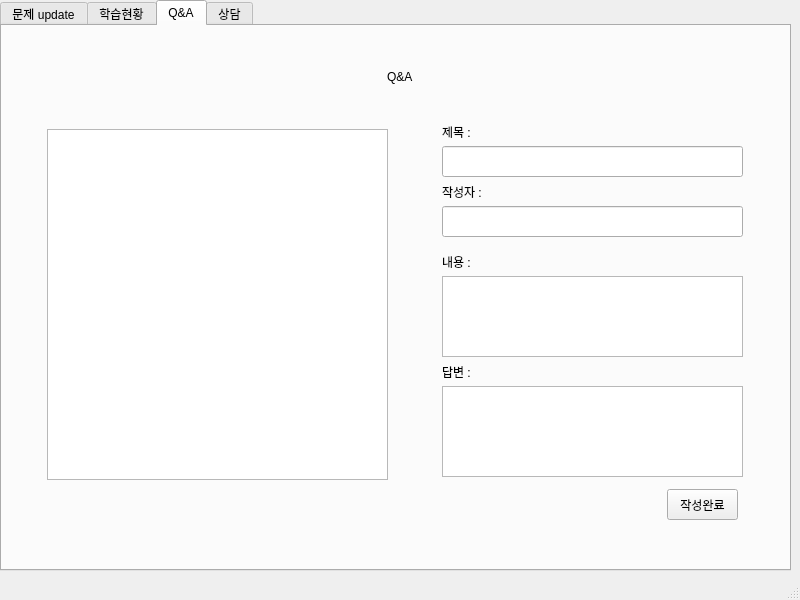
dustn011/EducationApplication, file teacher.ui: the form before one commit.
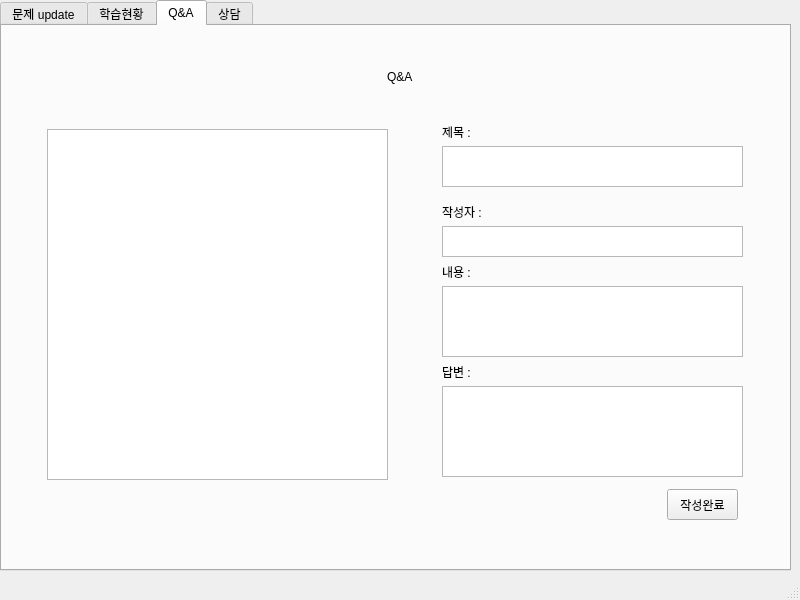
The form after the commit.

What changed in the file:
```diff
--- a/teacher.ui
+++ b/teacher.ui
@@ -320,7 +320,7 @@
         <property name="geometry">
          <rect>
           <x>440</x>
-          <y>230</y>
+          <y>240</y>
           <width>56</width>
           <height>12</height>
          </rect>
@@ -378,48 +378,18 @@
          <string>답변 :</string>
         </property>
        </widget>
-       <widget class="QLineEdit" name="QA_title">
-        <property name="geometry">
-         <rect>
-          <x>440</x>
-          <y>120</y>
-          <width>301</width>
-          <height>31</height>
-         </rect>
-        </property>
-       </widget>
-       <widget class="QTextEdit" name="QA_1">
-        <property name="geometry">
-         <rect>
-          <x>440</x>
-          <y>250</y>
-          <width>301</width>
-          <height>81</height>
-         </rect>
-        </property>
-       </widget>
        <widget class="QLabel" name="label_12">
         <property name="geometry">
          <rect>
           <x>440</x>
-          <y>160</y>
-          <width>56</width>
-          <height>12</height>
-         </rect>
-        </property>
-        <property name="text">
-         <string>작성자 :</string>
-        </property>
-       </widget>
-       <widget class="QLineEdit" name="QA_man">
-        <property name="geometry">
-         <rect>
-          <x>440</x>
           <y>180</y>
-          <width>301</width>
-          <height>31</height>
+          <width>56</width>
+          <height>12</height>
          </rect>
         </property>
+        <property name="text">
+         <string>작성자 :</string>
+        </property>
        </widget>
        <widget class="QLabel" name="alarm_label">
         <property name="geometry">
@@ -434,6 +404,36 @@
          <string/>
         </property>
        </widget>
+       <widget class="QTextBrowser" name="title_browser">
+        <property name="geometry">
+         <rect>
+          <x>440</x>
+          <y>120</y>
+          <width>301</width>
+          <height>41</height>
+         </rect>
+        </property>
+       </widget>
+       <widget class="QTextBrowser" name="man_browser">
+        <property name="geometry">
+         <rect>
+          <x>440</x>
+          <y>200</y>
+          <width>301</width>
+          <height>31</height>
+         </rect>
+        </property>
+       </widget>
+       <widget class="QTextBrowser" name="content_browser">
+        <property name="geometry">
+         <rect>
+          <x>440</x>
+          <y>260</y>
+          <width>301</width>
+          <height>71</height>
+         </rect>
+        </property>
+       </widget>
       </widget>
       <widget class="QWidget" name="tab_4">
        <attribute name="title">
@@ -443,7 +443,7 @@
         <property name="geometry">
          <rect>
           <x>240</x>
-          <y>437</y>
+          <y>490</y>
           <width>261</width>
           <height>31</height>
          </rect>
@@ -453,7 +453,7 @@
         <property name="geometry">
          <rect>
           <x>510</x>
-          <y>437</y>
+          <y>490</y>
           <width>51</width>
           <height>31</height>
          </rect>
@@ -466,7 +466,7 @@
         <property name="geometry">
          <rect>
           <x>220</x>
-          <y>67</y>
+          <y>120</y>
           <width>351</width>
           <height>341</height>
          </rect>
@@ -485,6 +485,34 @@
          <string>실시간 상담</string>
         </property>
        </widget>
+       <widget class="QComboBox" name="consulting_combo">
+        <property name="geometry">
+         <rect>
+          <x>350</x>
+          <y>80</y>
+          <width>121</width>
+          <height>21</height>
+         </rect>
+        </property>
+        <item>
+         <property name="text">
+          <string>학생선택</string>
+         </property>
+        </item>
+       </widget>
+       <widget class="QLabel" name="label_13">
+        <property name="geometry">
+         <rect>
+          <x>280</x>
+          <y>80</y>
+          <width>61</width>
+          <height>16</height>
+         </rect>
+        </property>
+        <property name="text">
+         <string>학생선택 :</string>
+        </property>
+       </widget>
       </widget>
      </widget>
     </widget>
```
